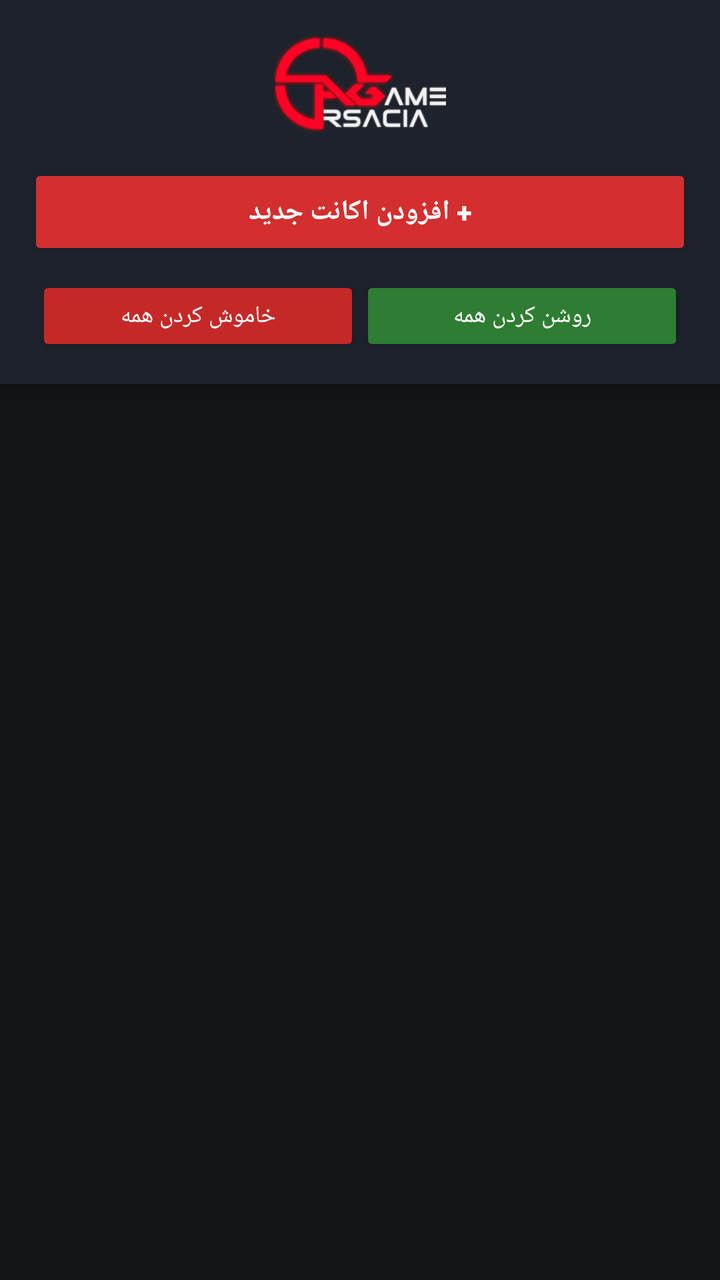
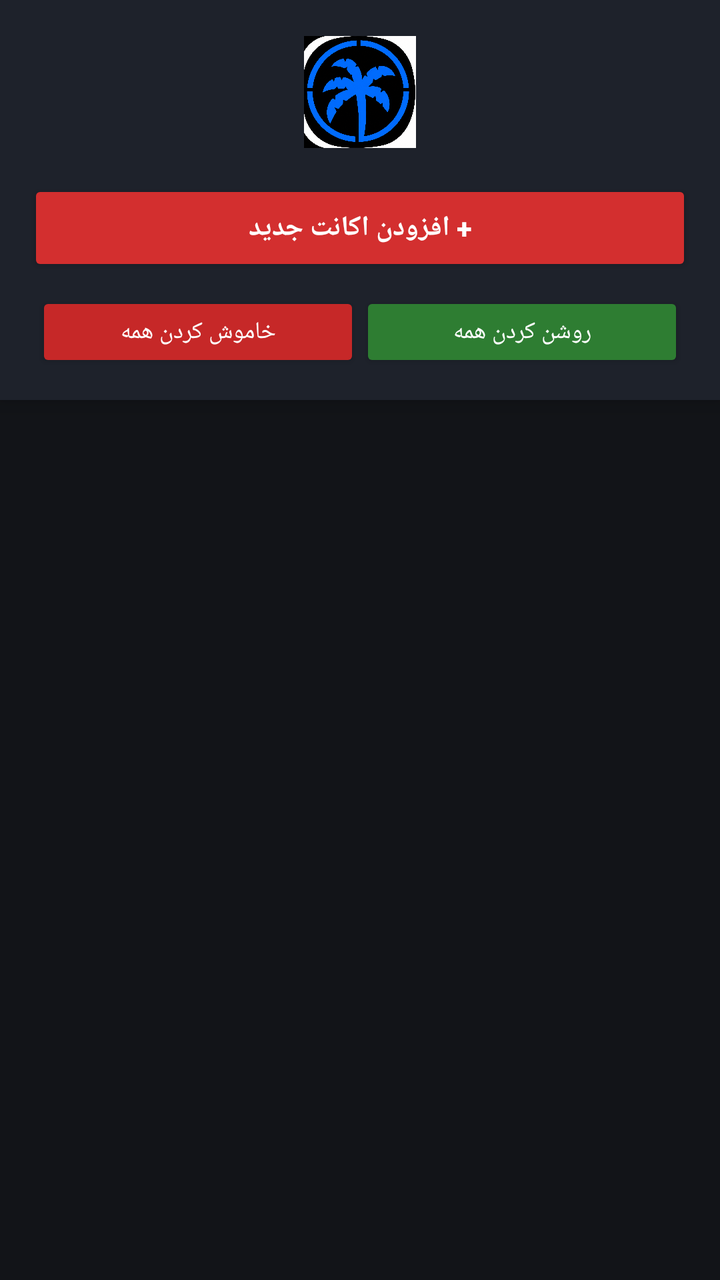

The first picture is an Android layout as it rendered before a commit; the second is the same layout after the commit. The layout source and the unified diff follow.
<!-- AndroidManifest.xml: application theme Theme.AGRak -->
<!-- res/layout/activity_main.xml -->
<?xml version="1.0" encoding="utf-8"?>
<LinearLayout xmlns:android="http://schemas.android.com/apk/res/android"
    xmlns:app="http://schemas.android.com/apk/res-auto"
    android:layout_width="match_parent"
    android:layout_height="match_parent"
    android:background="@color/bg_dark"
    android:orientation="vertical"
    android:layoutDirection="rtl">

    
    <androidx.cardview.widget.CardView
        android:layout_width="match_parent"
        android:layout_height="wrap_content"
        app:cardBackgroundColor="@color/card_dark"
        app:cardCornerRadius="0dp"
        app:cardElevation="6dp">

        <LinearLayout
            android:layout_width="match_parent"
            android:layout_height="wrap_content"
            android:orientation="vertical"
            android:padding="14dp">

            
            <FrameLayout
                android:layout_width="match_parent"
                android:layout_height="wrap_content"
                android:layout_marginVertical="4dp">

                <ImageView
                    android:id="@+id/imgHeaderLogo"
                    android:layout_width="160dp"
                    android:layout_height="48dp"
                    android:layout_gravity="center"
                    android:scaleType="fitCenter"
                    android:adjustViewBounds="true"
                    android:src="@drawable/logo_header"
                    android:contentDescription="AGRak Logo" />
            </FrameLayout>

            
            <Button
                android:id="@+id/btnAddAccount"
                android:layout_width="match_parent"
                android:layout_height="48dp"
                android:layout_marginTop="12dp"
                android:backgroundTint="@color/primary_red"
                android:text="@string/add_account"
                android:textColor="@color/text_white"
                android:textStyle="bold"
                android:textSize="14sp" />

            
            <LinearLayout
                android:layout_width="match_parent"
                android:layout_height="wrap_content"
                android:layout_marginTop="8dp"
                android:orientation="horizontal">

                <Button
                    android:id="@+id/btnStartAll"
                    android:layout_width="0dp"
                    android:layout_height="40dp"
                    android:layout_weight="1"
                    android:layout_marginStart="4dp"
                    android:backgroundTint="#2E7D32"
                    android:text="@string/start_all"
                    android:textColor="@color/text_white"
                    android:textSize="12sp" />

                <Button
                    android:id="@+id/btnStopAll"
                    android:layout_width="0dp"
                    android:layout_height="40dp"
                    android:layout_weight="1"
                    android:layout_marginEnd="4dp"
                    android:backgroundTint="#C62828"
                    android:text="@string/stop_all"
                    android:textColor="@color/text_white"
                    android:textSize="12sp" />
            </LinearLayout>

        </LinearLayout>
    </androidx.cardview.widget.CardView>

    
    <FrameLayout
        android:layout_width="match_parent"
        android:layout_height="match_parent">

        <androidx.recyclerview.widget.RecyclerView
            android:id="@+id/rvAccounts"
            android:layout_width="match_parent"
            android:layout_height="match_parent"
            android:padding="8dp"
            android:clipToPadding="false" />

        
        <TextView
            android:id="@+id/tvEmptyAccounts"
            android:layout_width="match_parent"
            android:layout_height="wrap_content"
            android:layout_gravity="center"
            android:gravity="center"
            android:padding="32dp"
            android:text="@string/no_accounts"
            android:textColor="@color/text_secondary"
            android:textSize="14sp"
            android:visibility="gone" />

    </FrameLayout>

</LinearLayout>
<!-- resources referenced by this layout -->
<resources>
  <color name="bg_dark">#121418</color>
  <color name="card_dark">#1E222B</color>
  <color name="primary_red">#D32F2F</color>
  <color name="text_secondary">#B0BEC5</color>
  <color name="text_white">#FFFFFF</color>
  <!-- drawable logo_header: png bitmap (drawable, 17765 bytes) -->
  <string name="add_account">+ افزودن اکانت جدید</string>
  <string name="no_accounts">هیچ اکانتی اضافه نشده است. برای شروع دکمه «+ افزودن اکانت جدید» را بزنید.</string>
  <string name="start_all">روشن کردن همه</string>
  <string name="stop_all">خاموش کردن همه</string>
  <style name="Theme.AGRak" parent="Theme.AppCompat.DayNight.NoActionBar">
          <item name="colorPrimary">@color/primary_red</item>
          <item name="colorPrimaryDark">@color/primary_red_dark</item>
          <item name="colorAccent">@color/accent_gold</item>
          <item name="android:windowBackground">@color/bg_dark</item>
          <item name="android:statusBarColor">#0A0B0E</item>
          <item name="android:navigationBarColor">#0A0B0E</item>
      </style>
  <color name="primary_red_dark">#9A0007</color>
  <color name="accent_gold">#FFB300</color>
</resources>

<!-- the commit's change to res/layout/activity_main.xml (unified diff, before → after) -->
@@ -29,8 +29,8 @@
 
                 <ImageView
                     android:id="@+id/imgHeaderLogo"
-                    android:layout_width="160dp"
-                    android:layout_height="48dp"
+                    android:layout_width="wrap_content"
+                    android:layout_height="56dp"
                     android:layout_gravity="center"
                     android:scaleType="fitCenter"
                     android:adjustViewBounds="true"
<!-- resource entries referenced after the edit -->
@@ -5,7 +5,7 @@
   <color name="primary_red">#D32F2F</color>
   <color name="text_secondary">#B0BEC5</color>
   <color name="text_white">#FFFFFF</color>
-  <!-- drawable logo_header: png bitmap (drawable, 17765 bytes) -->
+  <!-- drawable logo_header: png bitmap (drawable, 952735 bytes) -->
   <string name="add_account">+ افزودن اکانت جدید</string>
   <string name="no_accounts">هیچ اکانتی اضافه نشده است. برای شروع دکمه «+ افزودن اکانت جدید» را بزنید.</string>
   <string name="start_all">روشن کردن همه</string>
